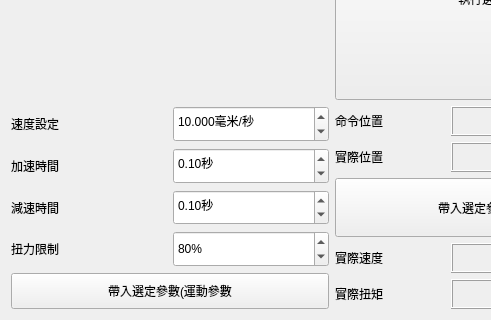
Qt form bank-view/fronts/frontaxisparameter.ui (smandyscom/front-base-widget) before a commit; both pictures show x 0 to 491 and y 533 to 853 of the 1311 by 853 pixel window.
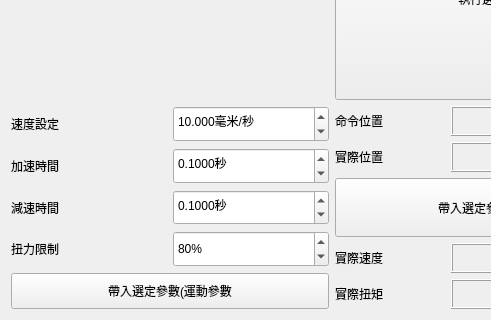
The same form after that commit. The open tabs and pages were chosen to show the change. Custom widgets are drawn as their Qt base class.

Commit message: activate elasped time

Patch:
```diff
--- a/bank-view/fronts/frontaxisparameter.ui
+++ b/bank-view/fronts/frontaxisparameter.ui
@@ -465,7 +465,7 @@
                 <string>秒</string>
                </property>
                <property name="decimals">
-                <number>2</number>
+                <number>4</number>
                </property>
                <property name="minimum">
                 <double>0.000000000000000</double>
@@ -512,7 +512,7 @@
                 <string>秒</string>
                </property>
                <property name="decimals">
-                <number>2</number>
+                <number>4</number>
                </property>
                <property name="minimum">
                 <double>0.000000000000000</double>
```
Left out of the diff: 4 changed lines with no effect on the pictures. The commit also changes 1 other file.
